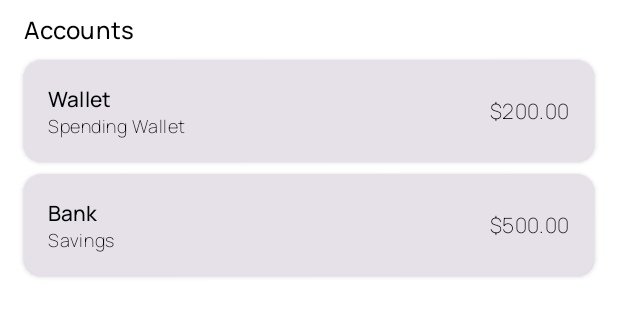
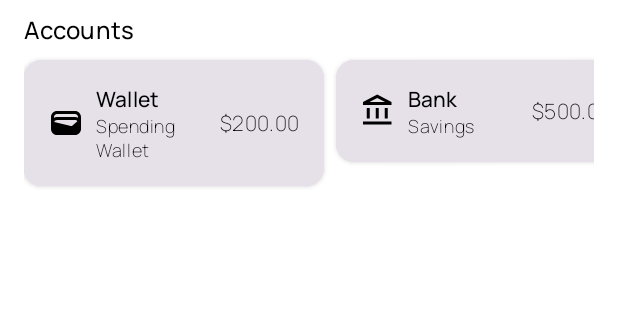
Before and after one commit to ac-opensource/budgeting-app, an Android app built with Jetpack Compose: the @Preview function AccountsSectionPreview, on a phone screen of 412 x 824 dp. Shown: the top 317 px of the screen. Run offline under Robolectric (Android 15) with nearby library versions, the phone set to English and light mode, and no system bars; our stand-ins replace Material 3 Expressive styles (plain Material 3 is drawn).

Commit message:
feat: carousel accounts with icons (#120)

```diff
--- a/app/src/main/java/dev/pandesal/sbp/presentation/home/HomeScreen.kt
+++ b/app/src/main/java/dev/pandesal/sbp/presentation/home/HomeScreen.kt
@@ -12,10 +12,13 @@ import androidx.compose.foundation.layout.fillMaxWidth
 import androidx.compose.foundation.layout.height
 import androidx.compose.foundation.layout.padding
 import androidx.compose.foundation.layout.size
+import androidx.compose.foundation.layout.width
+import androidx.compose.foundation.layout.systemBars
 import androidx.compose.foundation.layout.wrapContentSize
 import androidx.compose.foundation.lazy.LazyColumn
 import androidx.compose.foundation.lazy.LazyListScope
 import androidx.compose.foundation.lazy.LazyListState
+import androidx.compose.foundation.lazy.LazyRow
 import androidx.compose.foundation.lazy.items
 import androidx.compose.foundation.lazy.rememberLazyListState
 import androidx.compose.foundation.shape.RoundedCornerShape
@@ -58,6 +61,7 @@ import dev.pandesal.sbp.presentation.home.components.DailySpendBarChart
 import dev.pandesal.sbp.presentation.model.AccountSummaryUiModel
 import dev.pandesal.sbp.presentation.model.BudgetCategoryUiModel
 import dev.pandesal.sbp.presentation.model.BudgetSummaryUiModel
+import dev.pandesal.sbp.domain.model.AccountType
 import dev.pandesal.sbp.presentation.model.DailySpend
 import dev.pandesal.sbp.presentation.model.DailySpendUiModel
 import dev.pandesal.sbp.presentation.theme.StopBeingPoorTheme
@@ -250,10 +254,9 @@ private fun AccountsSection(accounts: List<AccountSummaryUiModel>) {
     Column(modifier = Modifier.padding(horizontal = 16.dp, vertical = 8.dp)) {
         Text("Accounts", style = MaterialTheme.typography.titleMedium)
         Spacer(modifier = Modifier.height(8.dp))
-        accounts.forEachIndexed { index, account ->
-            AccountCard(account)
-            if (index != accounts.lastIndex) {
-                Spacer(modifier = Modifier.height(8.dp))
+        LazyRow(horizontalArrangement = Arrangement.spacedBy(8.dp)) {
+            items(accounts) { account ->
+                AccountCard(account, modifier = Modifier.width(200.dp))
             }
         }
     }
@@ -375,7 +378,14 @@ fun HomeScreenPreview() {
                     BudgetCategoryUiModel("Self Reward", 15.0, 0.0, "PHP")
                 ),
                 accounts = listOf(
-                    AccountSummaryUiModel("Main", BigDecimal("1200.00"), true, false, "USD")
+                    AccountSummaryUiModel(
+                        "Main",
+                        BigDecimal("1200.00"),
+                        AccountType.CASH_WALLET,
+                        true,
+                        false,
+                        "USD"
+                    )
                 ),
                 netWorthData = emptyList(),
                 dailySpent = DailySpendUiModel(
@@ -425,8 +435,22 @@ fun AccountsSectionPreview() {
     StopBeingPoorTheme {
         AccountsSection(
             accounts = listOf(
-                AccountSummaryUiModel("Wallet", BigDecimal("200.00"), true, false, "USD"),
-                AccountSummaryUiModel("Bank", BigDecimal("500.00"), false, true, "USD")
+                AccountSummaryUiModel(
+                    "Wallet",
+                    BigDecimal("200.00"),
+                    AccountType.CASH_WALLET,
+                    true,
+                    false,
+                    "USD"
+                ),
+                AccountSummaryUiModel(
+                    "Bank",
+                    BigDecimal("500.00"),
+                    AccountType.BANK_ACCOUNT,
+                    false,
+                    true,
+                    "USD"
+                )
             )
         )
     }
--- a/app/src/main/java/dev/pandesal/sbp/presentation/home/HomeViewModel.kt
+++ b/app/src/main/java/dev/pandesal/sbp/presentation/home/HomeViewModel.kt
@@ -87,6 +87,7 @@ private fun dev.pandesal.sbp.domain.model.Account.toUiModel(): AccountSummaryUiM
     return AccountSummaryUiModel(
         name = name,
         balance = balance,
+        type = type,
         isSpendingWallet = isSpendingWallet,
         isFundingWallet = isFundingWallet,
         currency = currency
--- a/app/src/main/java/dev/pandesal/sbp/presentation/home/components/AccountCard.kt
+++ b/app/src/main/java/dev/pandesal/sbp/presentation/home/components/AccountCard.kt
@@ -2,25 +2,36 @@ package dev.pandesal.sbp.presentation.home.components
 
 import androidx.compose.foundation.layout.Column
 import androidx.compose.foundation.layout.Row
+import androidx.compose.foundation.layout.Spacer
 import androidx.compose.foundation.layout.fillMaxWidth
 import androidx.compose.foundation.layout.padding
+import androidx.compose.foundation.layout.width
 import androidx.compose.foundation.shape.RoundedCornerShape
+import androidx.compose.material.icons.Icons
+import androidx.compose.material.icons.outlined.AccountBalance
+import androidx.compose.material.icons.outlined.AccountBalanceWallet
+import androidx.compose.material.icons.outlined.AttachMoney
+import androidx.compose.material.icons.outlined.CreditCard
+import androidx.compose.material.icons.outlined.Wallet
 import androidx.compose.material3.Card
 import androidx.compose.material3.CardDefaults
+import androidx.compose.material3.Icon
 import androidx.compose.material3.MaterialTheme
 import androidx.compose.material3.Text
 import androidx.compose.runtime.Composable
 import androidx.compose.ui.Alignment
 import androidx.compose.ui.Modifier
+import androidx.compose.ui.graphics.vector.ImageVector
 import androidx.compose.ui.unit.dp
 import dev.pandesal.sbp.extensions.format
 import dev.pandesal.sbp.extensions.currencySymbol
 import dev.pandesal.sbp.presentation.model.AccountSummaryUiModel
+import dev.pandesal.sbp.domain.model.AccountType
 
 @Composable
-fun AccountCard(account: AccountSummaryUiModel) {
+fun AccountCard(account: AccountSummaryUiModel, modifier: Modifier = Modifier) {
     Card(
-        modifier = Modifier.fillMaxWidth(),
+        modifier = modifier.fillMaxWidth(),
         shape = RoundedCornerShape(12.dp),
         elevation = CardDefaults.cardElevation(2.dp)
     ) {
@@ -29,6 +40,8 @@ fun AccountCard(account: AccountSummaryUiModel) {
                 .padding(16.dp),
             verticalAlignment = Alignment.CenterVertically
         ) {
+            Icon(getAccountIcon(account.type), contentDescription = null)
+            Spacer(Modifier.width(8.dp))
             Column(modifier = Modifier.weight(1f)) {
                 Text(account.name, style = MaterialTheme.typography.titleSmall)
                 Text(
@@ -48,3 +61,11 @@ fun AccountCard(account: AccountSummaryUiModel) {
         }
     }
 }
+
+private fun getAccountIcon(type: AccountType): ImageVector = when (type) {
+    AccountType.CASH_WALLET -> Icons.Outlined.Wallet
+    AccountType.MOBILE_DIGITAL_WALLET -> Icons.Outlined.AccountBalanceWallet
+    AccountType.BANK_ACCOUNT -> Icons.Outlined.AccountBalance
+    AccountType.CREDIT_CARD -> Icons.Outlined.CreditCard
+    AccountType.LOAN_FOR_ASSET, AccountType.LOAN_FOR_SPENDING -> Icons.Outlined.AttachMoney
+}
--- a/app/src/main/java/dev/pandesal/sbp/presentation/home/components/BudgetCategoryCard.kt
+++ b/app/src/main/java/dev/pandesal/sbp/presentation/home/components/BudgetCategoryCard.kt
@@ -20,7 +20,6 @@ import dev.pandesal.sbp.extensions.format
 import dev.pandesal.sbp.extensions.currencySymbol
 import dev.pandesal.sbp.presentation.home.HomeScreen
 import dev.pandesal.sbp.presentation.home.HomeUiState
-import dev.pandesal.sbp.presentation.model.AccountSummaryUiModel
 import dev.pandesal.sbp.presentation.model.BudgetCategoryUiModel
 import dev.pandesal.sbp.presentation.model.NetWorthUiModel
 
--- a/app/src/main/java/dev/pandesal/sbp/presentation/model/AccountSummaryUiModel.kt
+++ b/app/src/main/java/dev/pandesal/sbp/presentation/model/AccountSummaryUiModel.kt
@@ -1,10 +1,12 @@
 package dev.pandesal.sbp.presentation.model
 
+import dev.pandesal.sbp.domain.model.AccountType
 import java.math.BigDecimal
 
 data class AccountSummaryUiModel(
     val name: String,
     val balance: BigDecimal,
+    val type: AccountType,
     val isSpendingWallet: Boolean,
     val isFundingWallet: Boolean,
     val currency: String
--- a/gradle.properties
+++ b/gradle.properties
@@ -23,5 +23,5 @@ kotlin.code.style=official
 android.nonTransitiveRClass=true
 
 versionMajor=0
-versionMinor=45
-versionPatch=1
+versionMinor=46
+versionPatch=0
```
Also changed, not shown: 1 other file.
